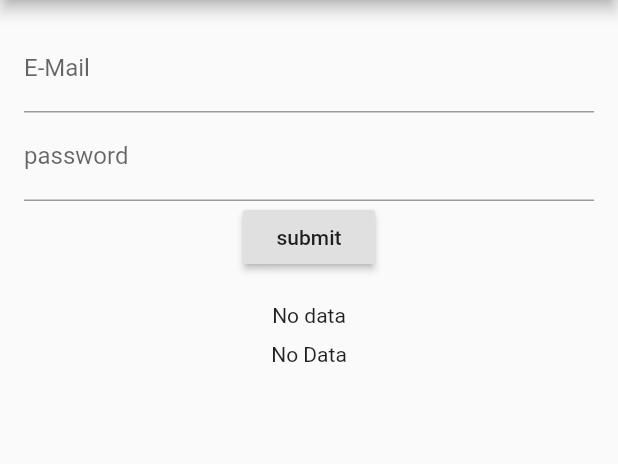
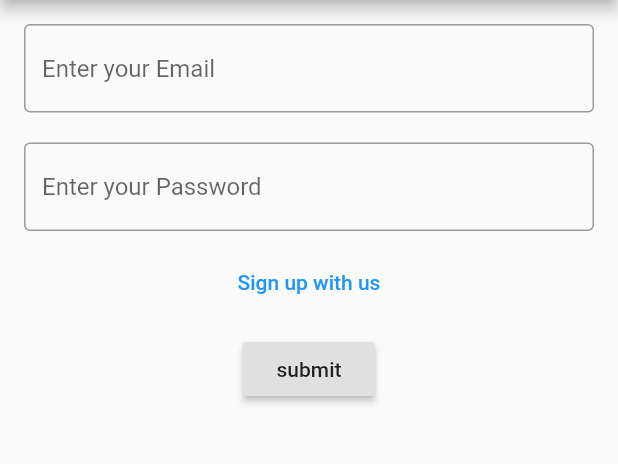
Before and after one commit to Amanyadav12345/StockBird, a Flutter app: the screen it shows after launch, on a phone screen of 412 x 824 dp, the part 84-548 px from its top. Run offline on Flutter 3.47's test engine with Material 2 defaults, Android fonts, the phone set to English and light mode, and no system bars.

Commit message:
form generated

```diff
--- a/lib/main.dart
+++ b/lib/main.dart
@@ -31,6 +31,8 @@ class MyHomePage extends StatefulWidget {
 
 class _MyHomePageState extends State<MyHomePage> {
   final GlobalKey<FormState> _formKey = GlobalKey();
+  final TextEditingController _controller = TextEditingController();
+  final TextEditingController _controller1 = TextEditingController();
   String email = "";
   String password = "";
 
@@ -39,9 +41,25 @@ class _MyHomePageState extends State<MyHomePage> {
     // own code according to
     // whatever you want to submit;
   }
+  @override
+  void initState() {
+    super.initState();
+    _controller.addListener(() {
+      final String text = _controller.text.toLowerCase();
+      _controller.value = _controller.value.copyWith(
+        text: text,
+        selection:
+        TextSelection(baseOffset: text.length, extentOffset: text.length),
+        composing: TextRange.empty,
+      );
+    });
+  }
+
 
   @override
   Widget build(BuildContext context) {
+
+
     return Scaffold(
 
       body: Padding(
@@ -53,7 +71,10 @@ class _MyHomePageState extends State<MyHomePage> {
               child: Column(
                 children: <Widget>[
                   TextFormField(
-                    decoration: InputDecoration(labelText: 'E-Mail'),
+                      controller: _controller,
+                      decoration: const InputDecoration(
+                          hintText: "Enter your Email",
+                          border: OutlineInputBorder()),
                     keyboardType: TextInputType.emailAddress,
                     onFieldSubmitted: (value) {
                       setState(() {
@@ -61,18 +82,16 @@ class _MyHomePageState extends State<MyHomePage> {
                       });
                     },
                     validator: (value) {
-                      if (value!.isEmpty) {
-                        ScaffoldMessenger.of(context).showSnackBar(
-                            const SnackBar(
-                              content: Text("Sending Message"),
 
-                            ));
-                      };
                     }),
-                  // this is where the
-                  // input goes
+                  const SizedBox(
+                    height: 20,
+                    ),
+
+
                   TextFormField(
-                    decoration: InputDecoration(labelText: 'password'),
+                    controller: _controller1,
+                    decoration: const InputDecoration(hintText: "Enter your Password",border: OutlineInputBorder()),
                     keyboardType: TextInputType.visiblePassword,
                     obscureText: true,
                     validator: (value) {
@@ -90,7 +109,19 @@ class _MyHomePageState extends State<MyHomePage> {
                       });
                     },
                   ),
+                  const SizedBox(
+                    height: 10,
+                  ),
+                  TextButton(onPressed: () {
+                              Navigator.push(context,
+                                MaterialPageRoute(builder: (context) => RegistrationPage()),);
+                              },
+                      child: Text("Sign up with us")),
+                  const SizedBox(
+                    height: 10,
+                  ),
                   RaisedButton(
+
                     onPressed: _submit,
                     child: Text("submit"),
                   ),
@@ -100,21 +131,46 @@ class _MyHomePageState extends State<MyHomePage> {
             // this is where
             // the form field
             // are defined
-            SizedBox(
+            const SizedBox(
               height: 20,
             ),
-            Column(
-              children: <Widget>[
-                email.isEmpty ? Text("No data") : Text(email),
-                SizedBox(
-                  height: 10,
-                ),
-                password.isEmpty ? Text("No Data") : Text(password),
-              ],
-            )
+
           ],
         ),
       ),
     );
   }
 }
+
+
+
+
+
+
+class RegistrationPage extends StatefulWidget {
+  const RegistrationPage({Key? key}) : super(key: key);
+
+  @override
+  State<RegistrationPage> createState() => _RegistrationPageState();
+}
+
+class _RegistrationPageState extends State<RegistrationPage> {
+  @override
+  Widget build(BuildContext context) {
+    return Scaffold(
+      appBar: AppBar(
+        backgroundColor: Colors.greenAccent,
+        title: Text("Stock Bird"),
+      ),
+      body: Center(
+        child: RaisedButton(
+          color: Colors.blueGrey,
+          onPressed: () {
+            Navigator.pop(context);
+          },
+          child: Text('Go back'),
+        ),
+      ),
+    );
+  }
+}
--- a/pubspec.yaml
+++ b/pubspec.yaml
@@ -35,6 +35,7 @@ dependencies:
   # The following adds the Cupertino Icons font to your application.
   # Use with the CupertinoIcons class for iOS style icons.
   cupertino_icons: ^1.0.2
+  shared_preferences: ^2.0.13
 
 
 dev_dependencies:
```
Also changed, not shown: pubspec.lock.
